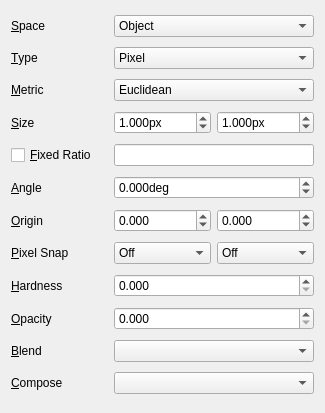
The window that src/dabeditorwidget.ui (not-surt/GfxPaint) describes before a commit, drawn with Qt 5.
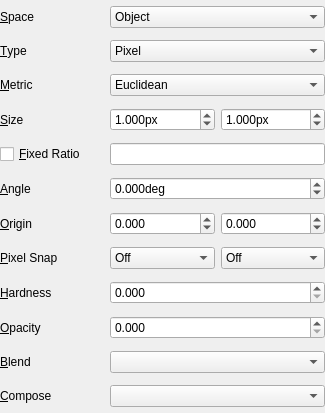
The same window after the commit.

Patch:
```diff
--- a/src/dabeditorwidget.ui
+++ b/src/dabeditorwidget.ui
@@ -20,6 +20,18 @@
    <string>Form</string>
   </property>
   <layout class="QGridLayout" name="gridLayout" columnstretch="1,1,1">
+   <property name="leftMargin">
+    <number>0</number>
+   </property>
+   <property name="topMargin">
+    <number>0</number>
+   </property>
+   <property name="rightMargin">
+    <number>0</number>
+   </property>
+   <property name="bottomMargin">
+    <number>0</number>
+   </property>
    <item row="6" column="2">
     <widget class="QDoubleSpinBox" name="originYSpinBox">
      <property name="decimals">
```
